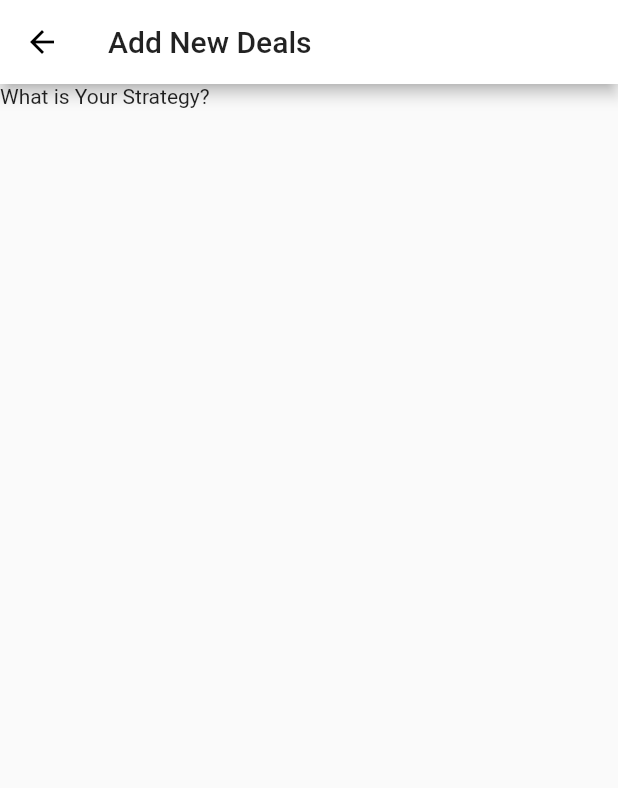
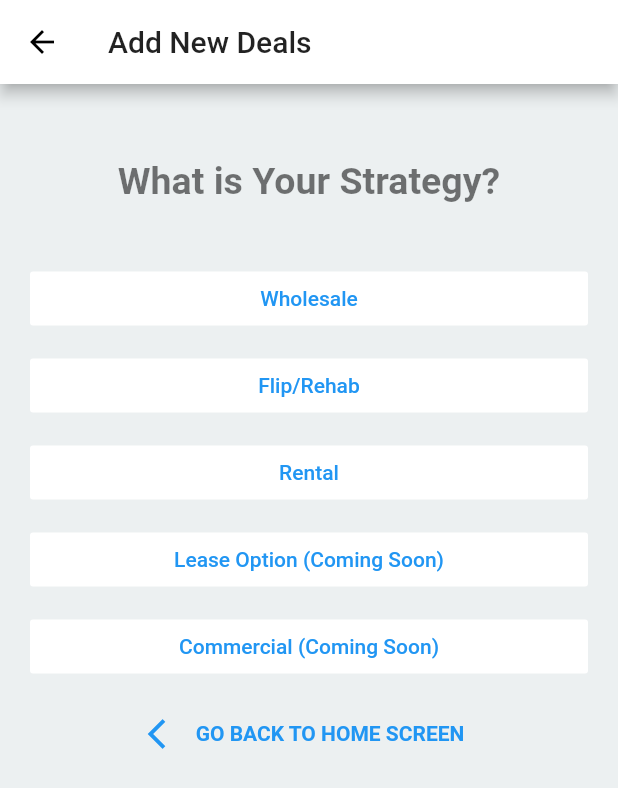
Before and after one commit to creativefull/fluli, a Flutter app: the AddNewDeal screen opened by its route, on a phone screen of 412 x 824 dp. Shown: the top 788 px of the screen. Run offline on Flutter 3.47's test engine with Material 2 defaults, Android fonts, the phone set to English and light mode, and no system bars.

Commit message:
sudah sampai step 4

```diff
--- a/lib/addNewDeal.dart
+++ b/lib/addNewDeal.dart
@@ -1,7 +1,7 @@
 import 'package:flutter/material.dart';
+import './screen/step1.dart';
 
 class AddNewDeal extends StatefulWidget {
-
   @override
   AddNewDealState createState() => new AddNewDealState();
 }
@@ -10,16 +10,88 @@ class AddNewDealState extends State<AddNewDeal> {
   @override
   Widget build(BuildContext context) {
     return new Scaffold(
+      backgroundColor: const Color(0xFFECF0F1),
       appBar: new AppBar(
         title: new Text("Add New Deals"),
       ),
       body: new SingleChildScrollView(
-        child: new Column(
-          children: <Widget>[
-            new Text("What is Your Strategy?")
-          ],
-        ),
+        child: new Center(
+          child : new Padding(
+            padding: EdgeInsets.all(20.0),
+            child: new Column(
+              children: <Widget>[
+                new SizedBox(height: 30.0),
+                new Text("What is Your Strategy?", style: new TextStyle(
+                  fontSize: 25.0,
+                  fontWeight: FontWeight.bold,
+                  color: Colors.black54
+                )),
+                new SizedBox(height: 40.0),
+                new Column(
+                  children: <Widget>[
+                    new ButtonList(
+                      label: 'Wholesale',
+                      onTap: () {
+                        Navigator.push(context, new MaterialPageRoute(builder: (_) => new Step1(title: 'Wholesale')));
+                      },
+                    ),
+                    new ButtonList(
+                      label: 'Flip/Rehab',
+                      onTap: () {},
+                    ),
+                    new ButtonList(
+                      label: 'Rental',
+                      onTap: () {},
+                    ),
+                    new ButtonList(
+                      label: 'Lease Option (Coming Soon)',
+                      onTap: () {},
+                    ),
+                    new ButtonList(
+                      label: 'Commercial (Coming Soon)',
+                      onTap: () {},
+                    ),
+                    new FlatButton.icon(
+                      color: Colors.transparent,
+                      onPressed: () {
+                        Navigator.pop(context);
+                      },
+                      textColor: Colors.blue,
+                      label: new Text('GO BACK TO HOME SCREEN', style: new TextStyle(fontWeight: FontWeight.bold)),
+                      icon: new Icon(Icons.arrow_back_ios),
+                    )
+                  ],
+                )
+              ],
+            ),
+          )
+        )
       ),
     );
   }
 }
+
+
+class ButtonList extends StatelessWidget {
+  ButtonList({Key key, this.label, this.onTap}):super(key:key);
+
+  final String label;
+  final VoidCallback onTap;
+
+  @override
+  Widget build(BuildContext context) {
+    return new Padding(
+      padding: new EdgeInsets.only(bottom: 10.0),
+      child : new SizedBox(
+        width: double.infinity,
+        child : new FlatButton(
+          child: new Text(label),
+          onPressed: onTap,
+          color: Colors.white,
+          textColor: Colors.blue,
+          padding: new EdgeInsets.all(10.0),
+        )
+      )
+    );
+  }
+}
```
Also changed, not shown: lib/components/chooice.dart (added, +64 -0 lines), lib/screen/step1.dart (added, +97 -0 lines), lib/screen/step2.dart (added, +97 -0 lines), lib/screen/step3.dart (added, +102 -0 lines).
